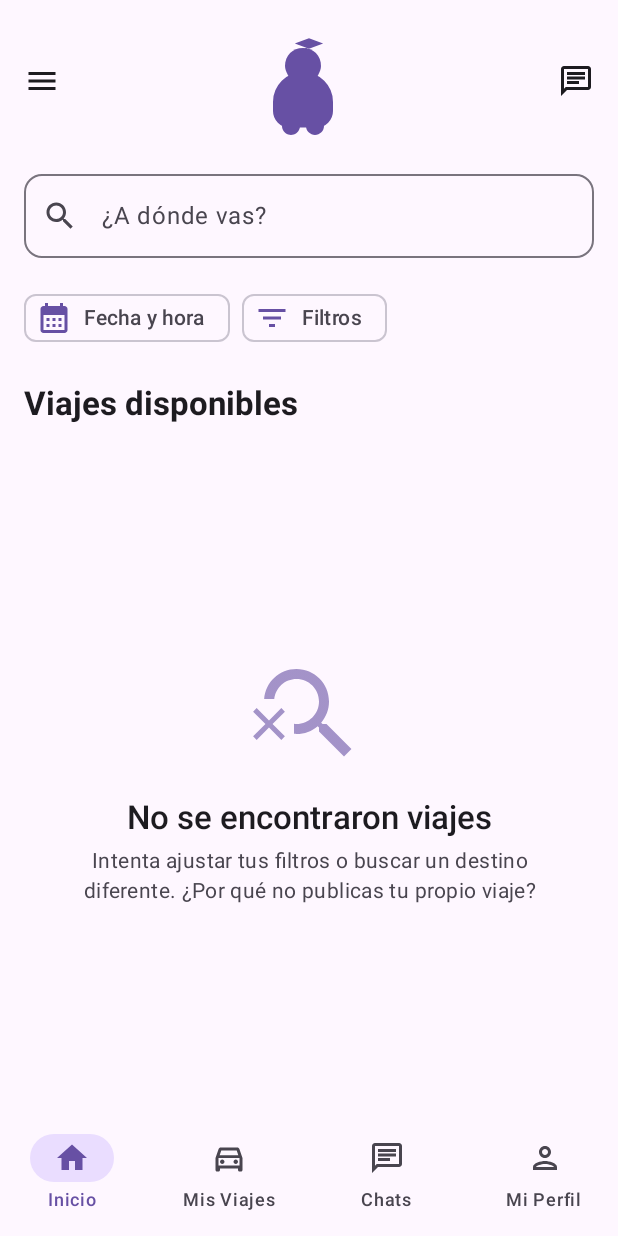
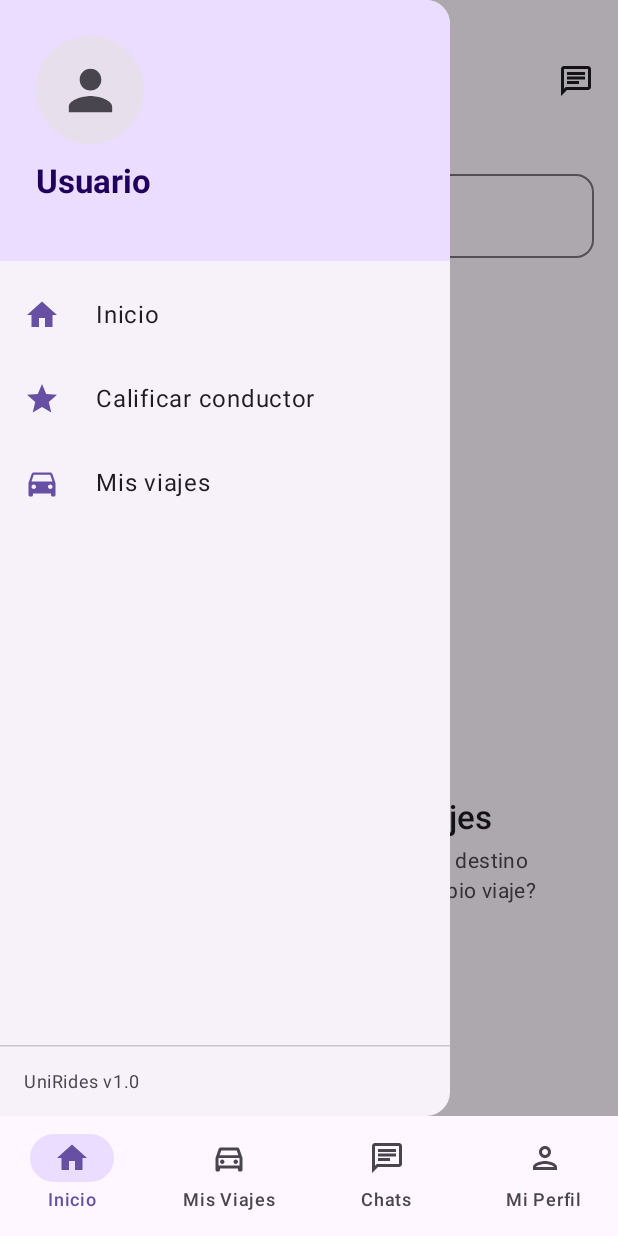
Before and after one commit to DaviddelaRosa15/UniRides, an Android app built with Jetpack Compose: the HomeScreen screen opened through its navigation route, after a tap on "Menú", on a phone screen of 412 x 824 dp. Run offline under Robolectric (Android 15) with nearby library versions, the phone set to English and light mode, and no system bars; our stand-ins replace Dagger/Hilt's generated code, Firebase (no records; nobody signed in at launch, a user with empty details on screens opened directly).

Commit message:
Add navigation drawer to HomeScreen
Introduces a modal navigation drawer to the HomeScreen with user info and menu options for rating drivers and viewing trips. Updates HomeUiState and HomeViewModel to provide current user data, and adds HomeDrawerContent component. MainScreen is updated to handle new navigation actions from the drawer.

```diff
--- a/app/src/main/java/com/ddl/unirides/ui/home/HomeScreen.kt
+++ b/app/src/main/java/com/ddl/unirides/ui/home/HomeScreen.kt
@@ -9,12 +9,16 @@ import androidx.compose.foundation.layout.padding
 import androidx.compose.foundation.lazy.LazyColumn
 import androidx.compose.foundation.lazy.items
 import androidx.compose.material3.CircularProgressIndicator
+import androidx.compose.material3.DrawerValue
 import androidx.compose.material3.MaterialTheme
+import androidx.compose.material3.ModalNavigationDrawer
 import androidx.compose.material3.Scaffold
 import androidx.compose.material3.Text
+import androidx.compose.material3.rememberDrawerState
 import androidx.compose.runtime.Composable
 import androidx.compose.runtime.collectAsState
 import androidx.compose.runtime.getValue
+import androidx.compose.runtime.rememberCoroutineScope
 import androidx.compose.ui.Alignment
 import androidx.compose.ui.Modifier
 import androidx.compose.ui.text.font.FontWeight
@@ -24,25 +28,59 @@ import com.ddl.unirides.ui.home.components.DateTimeRangeDialog
 import com.ddl.unirides.ui.home.components.EmptyStateCard
 import com.ddl.unirides.ui.home.components.FilterChips
 import com.ddl.unirides.ui.home.components.FiltersDialog
+import com.ddl.unirides.ui.home.components.HomeDrawerContent
 import com.ddl.unirides.ui.home.components.RideOfferCard
 import com.ddl.unirides.ui.home.components.SearchBar
 import com.ddl.unirides.ui.home.components.TopBarHome
+import kotlinx.coroutines.launch
 
 @Composable
 fun HomeScreen(
-    onMenuClick: () -> Unit = {},
+    onRateDriverClick: () -> Unit = {},
+    onMyTripsClick: () -> Unit = {},
     onChatListClick: () -> Unit = {},
     onOfferClick: (String) -> Unit = {},
     onChatWithUserClick: (String, String) -> Unit = { _, _ -> },
     viewModel: HomeViewModel = hiltViewModel()
 ) {
     val uiState by viewModel.uiState.collectAsState()
+    val drawerState = rememberDrawerState(initialValue = DrawerValue.Closed)
+    val scope = rememberCoroutineScope()
 
+    ModalNavigationDrawer(
+        drawerState = drawerState,
+        drawerContent = {
+            HomeDrawerContent(
+                currentUser = uiState.currentUser,
+                onHomeClick = {
+                    scope.launch {
+                        drawerState.close()
+                    }
+                },
+                onRateDriverClick = {
+                    scope.launch {
+                        drawerState.close()
+                        onRateDriverClick()
+                    }
+                },
+                onMyTripsClick = {
+                    scope.launch {
+                        drawerState.close()
+                        onMyTripsClick()
+                    }
+                }
+            )
+        }
+    ) {
         Scaffold(
             containerColor = MaterialTheme.colorScheme.background,
             topBar = {
                 TopBarHome(
-                onMenuClick = onMenuClick,
+                    onMenuClick = {
+                        scope.launch {
+                            drawerState.open()
+                        }
+                    },
                     onChatClick = onChatListClick
                 )
             }
@@ -65,7 +103,7 @@ fun HomeScreen(
                     FilterChips(
                         fromDate = uiState.fromDate,
                         toDate = uiState.toDate,
-                    hasActiveFilters = uiState.priceRange != 0f..100f || uiState.minSeats > 1,
+                        hasActiveFilters = uiState.priceRange != 0f..uiState.maxPrice || uiState.minSeats > 1,
                         onDateTimeClick = viewModel::showDateTimeDialog,
                         onFiltersClick = viewModel::showFiltersDialog,
                         onClearDateTime = viewModel::clearDateTimeFilter
@@ -163,3 +201,4 @@ fun HomeScreen(
             }
         }
     }
+}
--- a/app/src/main/java/com/ddl/unirides/ui/home/HomeUiState.kt
+++ b/app/src/main/java/com/ddl/unirides/ui/home/HomeUiState.kt
@@ -5,6 +5,7 @@ import com.ddl.unirides.data.model.User
 import com.google.firebase.Timestamp
 
 data class HomeUiState(
+    val currentUser: User? = null,
     val searchQuery: String = "",
     val fromDate: Timestamp? = null,
     val toDate: Timestamp? = null,
--- a/app/src/main/java/com/ddl/unirides/ui/home/HomeViewModel.kt
+++ b/app/src/main/java/com/ddl/unirides/ui/home/HomeViewModel.kt
@@ -3,6 +3,7 @@ package com.ddl.unirides.ui.home
 import androidx.lifecycle.SavedStateHandle
 import androidx.lifecycle.ViewModel
 import androidx.lifecycle.viewModelScope
+import com.ddl.unirides.data.repository.UserRepository
 import com.ddl.unirides.domain.usecase.GetAllAvailableOffersUseCase
 import com.google.firebase.Timestamp
 import dagger.hilt.android.lifecycle.HiltViewModel
@@ -16,6 +17,7 @@ import javax.inject.Inject
 @HiltViewModel
 class HomeViewModel @Inject constructor(
     private val getAllAvailableOffersUseCase: GetAllAvailableOffersUseCase,
+    private val userRepository: UserRepository,
     private val savedStateHandle: SavedStateHandle
 ) : ViewModel() {
 
@@ -24,6 +26,20 @@ class HomeViewModel @Inject constructor(
 
     init {
         loadOffers()
+        loadCurrentUser()
+    }
+
+    private fun loadCurrentUser() {
+        viewModelScope.launch {
+            val userId = userRepository.getCurrentUserId()
+            if (userId != null) {
+                userRepository.getUserProfileFlow(userId).collect { result ->
+                    result.onSuccess { user ->
+                        _uiState.update { it.copy(currentUser = user) }
+                    }
+                }
+            }
+        }
     }
 
     private fun loadOffers() {
--- /dev/null
+++ b/app/src/main/java/com/ddl/unirides/ui/home/components/HomeDrawerContent.kt
@@ -0,0 +1,163 @@
+package com.ddl.unirides.ui.home.components
+
+import androidx.compose.foundation.background
+import androidx.compose.foundation.clickable
+import androidx.compose.foundation.layout.Box
+import androidx.compose.foundation.layout.Column
+import androidx.compose.foundation.layout.Row
+import androidx.compose.foundation.layout.Spacer
+import androidx.compose.foundation.layout.fillMaxSize
+import androidx.compose.foundation.layout.fillMaxWidth
+import androidx.compose.foundation.layout.height
+import androidx.compose.foundation.layout.padding
+import androidx.compose.foundation.layout.size
+import androidx.compose.foundation.layout.width
+import androidx.compose.material.icons.Icons
+import androidx.compose.material.icons.filled.DirectionsCar
+import androidx.compose.material.icons.filled.Home
+import androidx.compose.material.icons.filled.Star
+import androidx.compose.material3.HorizontalDivider
+import androidx.compose.material3.Icon
+import androidx.compose.material3.MaterialTheme
+import androidx.compose.material3.ModalDrawerSheet
+import androidx.compose.material3.Text
+import androidx.compose.runtime.Composable
+import androidx.compose.ui.Alignment
+import androidx.compose.ui.Modifier
+import androidx.compose.ui.text.font.FontWeight
+import androidx.compose.ui.unit.dp
+import com.ddl.unirides.data.model.User
+import com.ddl.unirides.ui.common.ProfileAvatar
+
+@Composable
+fun HomeDrawerContent(
+    currentUser: User?,
+    onHomeClick: () -> Unit,
+    onRateDriverClick: () -> Unit,
+    onMyTripsClick: () -> Unit
+) {
+    ModalDrawerSheet(
+        modifier = Modifier.width(300.dp)
+    ) {
+        Column(
+            modifier = Modifier.fillMaxSize()
+        ) {
+            // Header con información del usuario
+            Box(
+                modifier = Modifier
+                    .fillMaxWidth()
+                    .background(MaterialTheme.colorScheme.primaryContainer)
+                    .padding(24.dp)
+            ) {
+                Column(
+                    horizontalAlignment = Alignment.Start
+                ) {
+                    // Avatar
+                    ProfileAvatar(
+                        imageUrl = currentUser?.profilePictureUrl,
+                        size = 72.dp
+                    )
+
+                    Spacer(modifier = Modifier.height(12.dp))
+
+                    // Nombre
+                    Text(
+                        text = currentUser?.name ?: "Usuario",
+                        style = MaterialTheme.typography.titleLarge,
+                        fontWeight = FontWeight.Bold,
+                        color = MaterialTheme.colorScheme.onPrimaryContainer
+                    )
+
+                    // Email
+                    Text(
+                        text = currentUser?.email ?: "",
+                        style = MaterialTheme.typography.bodyMedium,
+                        color = MaterialTheme.colorScheme.onPrimaryContainer.copy(alpha = 0.7f)
+                    )
+                }
+            }
+
+            Spacer(modifier = Modifier.height(8.dp))
+
+            // Opciones del menú
+            DrawerMenuItem(
+                icon = {
+                    Icon(
+                        imageVector = Icons.Default.Home,
+                        contentDescription = null,
+                        tint = MaterialTheme.colorScheme.primary
+                    )
+                },
+                title = "Inicio",
+                onClick = onHomeClick
+            )
+
+            DrawerMenuItem(
+                icon = {
+                    Icon(
+                        imageVector = Icons.Default.Star,
+                        contentDescription = null,
+                        tint = MaterialTheme.colorScheme.primary
+                    )
+                },
+                title = "Calificar conductor",
+                onClick = onRateDriverClick
+            )
+
+            DrawerMenuItem(
+                icon = {
+                    Icon(
+                        imageVector = Icons.Default.DirectionsCar,
+                        contentDescription = null,
+                        tint = MaterialTheme.colorScheme.primary
+                    )
+                },
+                title = "Mis viajes",
+                onClick = onMyTripsClick
+            )
+
+            Spacer(modifier = Modifier.weight(1f))
+
+            // Footer con versión de la app
+            HorizontalDivider()
+            Text(
+                text = "UniRides v1.0",
+                style = MaterialTheme.typography.bodySmall,
+                color = MaterialTheme.colorScheme.onSurfaceVariant,
+                modifier = Modifier
+                    .padding(16.dp)
+                    .fillMaxWidth()
+            )
+        }
+    }
+}
+
+@Composable
+private fun DrawerMenuItem(
+    icon: @Composable () -> Unit,
+    title: String,
+    onClick: () -> Unit
+) {
+    Row(
+        modifier = Modifier
+            .fillMaxWidth()
+            .clickable(onClick = onClick)
+            .padding(horizontal = 16.dp, vertical = 16.dp),
+        verticalAlignment = Alignment.CenterVertically
+    ) {
+        Box(
+            modifier = Modifier.size(24.dp),
+            contentAlignment = Alignment.Center
+        ) {
+            icon()
+        }
+
+        Spacer(modifier = Modifier.width(24.dp))
+
+        Text(
+            text = title,
+            style = MaterialTheme.typography.bodyLarge,
+            color = MaterialTheme.colorScheme.onSurface
+        )
+    }
+}
--- a/app/src/main/java/com/ddl/unirides/ui/navigation/MainScreen.kt
+++ b/app/src/main/java/com/ddl/unirides/ui/navigation/MainScreen.kt
@@ -74,8 +74,18 @@ fun MainScreen(
         ) {
             composable(Screen.Home.route) {
                 HomeScreen(
-                    onMenuClick = {
-                        // TODO: Implementar menú lateral
+                    onRateDriverClick = {
+                        // TODO: Navegar a pantalla de calificar conductor
+                    },
+                    onMyTripsClick = {
+                        viewModel.selectRoute(Screen.Search.route)
+                        navController.navigate(Screen.Search.route) {
+                            popUpTo(navController.graph.startDestinationId) {
+                                saveState = true
+                            }
+                            launchSingleTop = true
+                            restoreState = true
+                        }
                     },
                     onChatListClick = {
                         viewModel.selectRoute(Screen.ChatList.route)
```
Lines whose indentation alone changed are shown as unchanged.
